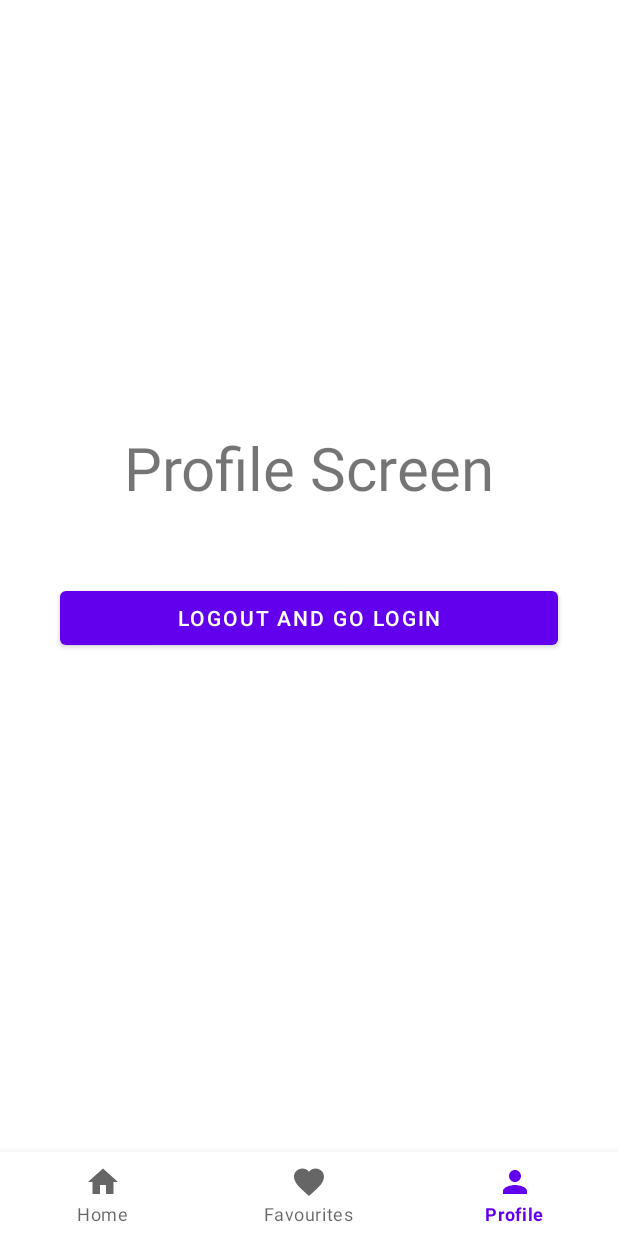
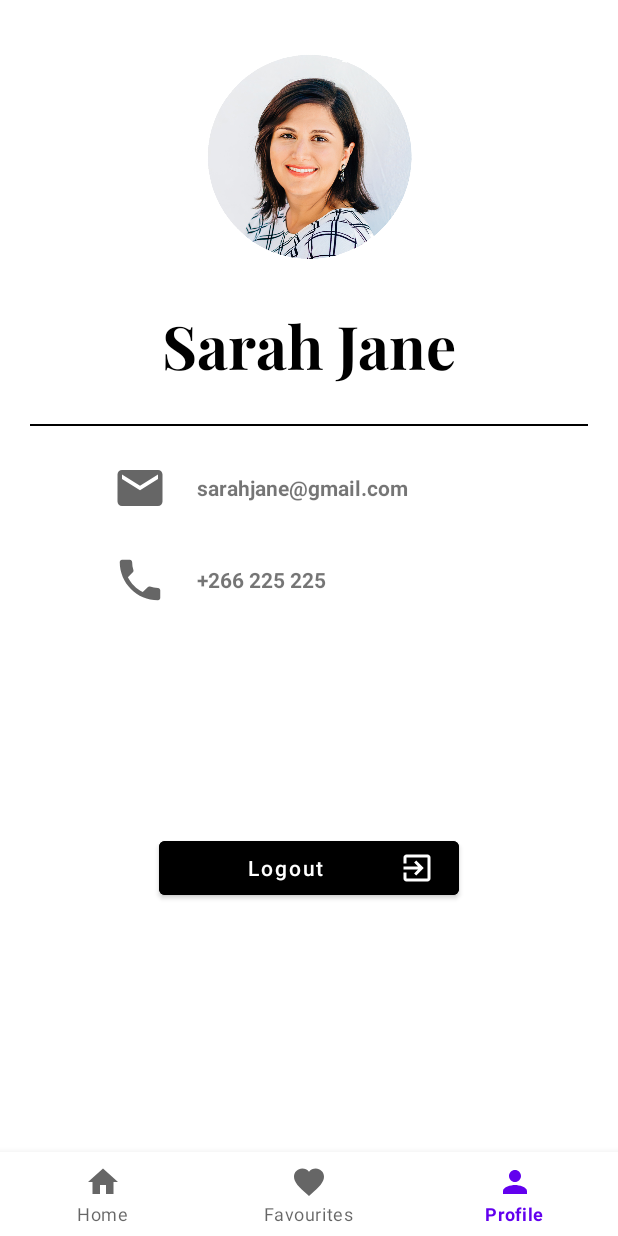
Before and after one commit to Hepsiburada-Mobil-Android-Bootcamp/GroupF-CantaSepeti, an Android app: the ProfileFragment screen opened through its navigation route, on a phone screen of 412 x 824 dp. Run offline under Robolectric (Android 15) with nearby library versions, the phone set to English and light mode, and no system bars; our stand-ins replace navigation-ui.

Commit message:
profil sayfası eklendi

```diff
--- a/app/src/main/java/com/android/cantasepeti/view/tabs/ProfileFragment.kt
+++ b/app/src/main/java/com/android/cantasepeti/view/tabs/ProfileFragment.kt
@@ -20,6 +20,8 @@ class ProfileFragment : Fragment() {
         binding = FragmentProfileBinding.inflate(inflater, container, false)
         (requireActivity() as MainActivity).showBottomNavigationBar()
 
+
+
         binding?.btnMove?.setOnClickListener {
             val action = ProfileFragmentDirections.actionProfileFragmentToLoginFragment()
             it.findNavController().navigate(action)
--- /dev/null
+++ b/app/src/main/res/drawable/ic_baseline_email_24.xml
@@ -0,0 +1,10 @@
+<vector xmlns:android="http://schemas.android.com/apk/res/android"
+    android:width="24dp"
+    android:height="24dp"
+    android:viewportWidth="24"
+    android:viewportHeight="24"
+    android:tint="?attr/colorControlNormal">
+  <path
+      android:fillColor="@android:color/white"
+      android:pathData="M20,4L4,4c-1.1,0 -1.99,0.9 -1.99,2L2,18c0,1.1 0.9,2 2,2h16c1.1,0 2,-0.9 2,-2L22,6c0,-1.1 -0.9,-2 -2,-2zM20,8l-8,5 -8,-5L4,6l8,5 8,-5v2z"/>
+</vector>
--- /dev/null
+++ b/app/src/main/res/drawable/ic_baseline_exit_to_app_24.xml
@@ -0,0 +1,10 @@
+<vector xmlns:android="http://schemas.android.com/apk/res/android"
+    android:width="24dp"
+    android:height="24dp"
+    android:viewportWidth="24"
+    android:viewportHeight="24"
+    android:tint="?attr/colorControlNormal">
+  <path
+      android:fillColor="@android:color/white"
+      android:pathData="M10.09,15.59L11.5,17l5,-5 -5,-5 -1.41,1.41L12.67,11H3v2h9.67l-2.58,2.59zM19,3H5c-1.11,0 -2,0.9 -2,2v4h2V5h14v14H5v-4H3v4c0,1.1 0.89,2 2,2h14c1.1,0 2,-0.9 2,-2V5c0,-1.1 -0.9,-2 -2,-2z"/>
+</vector>
--- /dev/null
+++ b/app/src/main/res/drawable/ic_baseline_phone_24.xml
@@ -0,0 +1,10 @@
+<vector xmlns:android="http://schemas.android.com/apk/res/android"
+    android:width="24dp"
+    android:height="24dp"
+    android:viewportWidth="24"
+    android:viewportHeight="24"
+    android:tint="?attr/colorControlNormal">
+  <path
+      android:fillColor="@android:color/white"
+      android:pathData="M6.62,10.79c1.44,2.83 3.76,5.14 6.59,6.59l2.2,-2.2c0.27,-0.27 0.67,-0.36 1.02,-0.24 1.12,0.37 2.33,0.57 3.57,0.57 0.55,0 1,0.45 1,1V20c0,0.55 -0.45,1 -1,1 -9.39,0 -17,-7.61 -17,-17 0,-0.55 0.45,-1 1,-1h3.5c0.55,0 1,0.45 1,1 0,1.25 0.2,2.45 0.57,3.57 0.11,0.35 0.03,0.74 -0.25,1.02l-2.2,2.2z"/>
+</vector>
--- a/app/src/main/res/layout/fragment_profile.xml
+++ b/app/src/main/res/layout/fragment_profile.xml
@@ -1,25 +1,115 @@
 <?xml version="1.0" encoding="utf-8"?>
-<FrameLayout xmlns:android="http://schemas.android.com/apk/res/android"
+<androidx.constraintlayout.widget.ConstraintLayout xmlns:android="http://schemas.android.com/apk/res/android"
+    xmlns:app="http://schemas.android.com/apk/res-auto"
     xmlns:tools="http://schemas.android.com/tools"
     android:layout_width="match_parent"
     android:layout_height="match_parent"
     tools:context=".view.tabs.ProfileFragment">
 
+    <ImageView
+        android:id="@+id/imageView_profile_pic"
+        android:layout_width="150dp"
+        android:layout_height="150dp"
+        android:layout_marginTop="30dp"
+        android:layout_gravity="center_horizontal"
+        android:src="@drawable/profile_picture"
+        app:layout_constraintEnd_toEndOf="parent"
+        app:layout_constraintStart_toStartOf="parent"
+        app:layout_constraintTop_toTopOf="parent" />
+
     <TextView
+        android:id="@+id/textView_user_name"
         android:layout_width="wrap_content"
         android:layout_height="wrap_content"
         android:layout_gravity="center"
-        android:text="Profile Screen"
-        android:layout_marginBottom="100dp"
-        android:textSize="40sp"/>
+        android:text="Sarah Jane"
+        android:layout_margin="20dp"
+        android:textColor="@color/black"
+        android:fontFamily="@font/playfair_display_bold"
+        android:textSize="40sp"
+        app:layout_constraintEnd_toEndOf="parent"
+        app:layout_constraintStart_toStartOf="parent"
+        app:layout_constraintTop_toBottomOf="@+id/imageView_profile_pic" />
+
+    <View
+        android:layout_width="match_parent"
+        android:layout_height="1dp"
+        android:layout_marginTop="25dp"
+        android:layout_marginHorizontal="20dp"
+        app:layout_constraintTop_toBottomOf="@id/textView_user_name"
+        android:background="@color/black"/>
+
+    <LinearLayout
+        android:id="@+id/linearLayout"
+        android:layout_width="match_parent"
+        android:layout_height="wrap_content"
+        android:layout_gravity="center"
+        android:layout_margin="50dp"
+        android:orientation="vertical"
+        app:layout_constraintEnd_toEndOf="parent"
+        app:layout_constraintTop_toBottomOf="@+id/textView_user_name">
+
+        <LinearLayout
+            android:layout_width="match_parent"
+            android:layout_height="wrap_content"
+            android:orientation="horizontal"
+            android:paddingLeft="25dp">
+
+            <ImageView
+                android:layout_width="36dp"
+                android:layout_height="36dp"
+                android:src="@drawable/ic_baseline_email_24" />
+
+            <TextView
+                android:id="@+id/textView_user_email"
+                android:layout_width="wrap_content"
+                android:layout_height="wrap_content"
+                android:layout_gravity="center_vertical"
+                android:paddingLeft="20dp"
+                android:text="sarahjane@gmail.com"
+                android:textStyle="bold" />
+        </LinearLayout>
+
+        <LinearLayout
+            android:layout_width="match_parent"
+            android:layout_height="wrap_content"
+            android:layout_marginTop="25dp"
+            android:orientation="horizontal"
+            android:paddingLeft="25dp">
+
+            <ImageView
+                android:layout_width="36dp"
+                android:layout_height="36dp"
+                android:src="@drawable/ic_baseline_phone_24" />
+
+            <TextView
+                android:id="@+id/textView_user_phone"
+                android:layout_width="wrap_content"
+                android:layout_height="wrap_content"
+                android:layout_gravity="center_vertical"
+                android:paddingLeft="20dp"
+                android:text="+266 225 225"
+                android:textStyle="bold" />
+        </LinearLayout>
+
+
+    </LinearLayout>
 
     <Button
         android:id="@+id/btnMove"
-        android:layout_width="match_parent"
+        android:layout_width="200dp"
         android:layout_height="wrap_content"
+        android:layout_gravity="center"
         android:layout_marginHorizontal="40dp"
+        android:layout_marginTop="150dp"
+        android:backgroundTint="@color/black"
+        android:drawableEnd="@drawable/ic_baseline_exit_to_app_24"
+        android:drawableTint="@color/white"
+        android:text="Logout"
+        android:textAllCaps="false"
         android:textColor="@color/white"
-        android:text="LOGOUT AND GO LOGIN"
-        android:layout_gravity="center"/>
+        app:layout_constraintEnd_toEndOf="parent"
+        app:layout_constraintStart_toStartOf="parent"
+        app:layout_constraintTop_toBottomOf="@+id/linearLayout" />
 
-</FrameLayout>
+</androidx.constraintlayout.widget.ConstraintLayout>
```
Also changed, not shown: app/src/main/res/drawable-v24/profile_picture.png (added).
